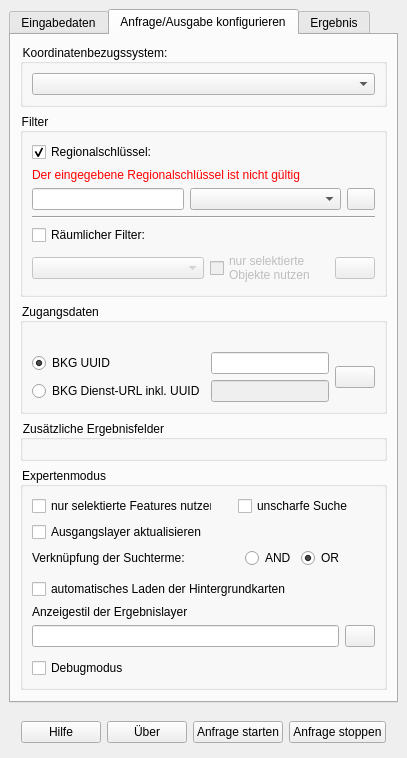
Above: interface/ui/main_dockwidget.ui from de-bkg/qgis-geocoder before the change. Below: the same form after it.
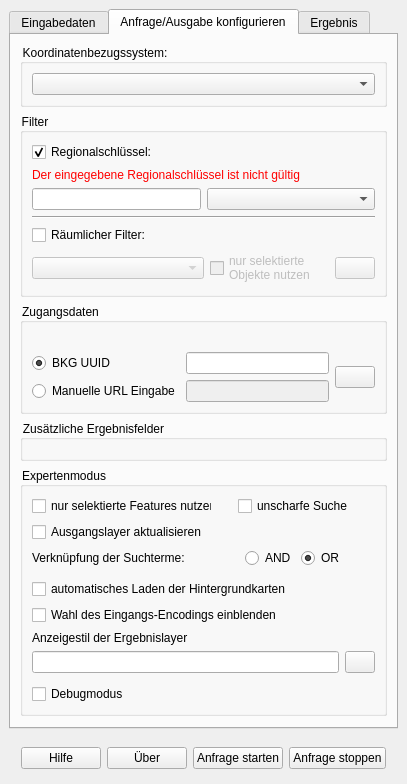
That is the form after the change. The open tabs and pages were chosen to show the change. Icons and pictures are not drawn. Custom widgets are drawn as their Qt base class.

Commit message: removed local help; link to online help; hide encoding by default, option to show it

Patch:
```diff
--- a/interface/ui/main_dockwidget.ui
+++ b/interface/ui/main_dockwidget.ui
@@ -7,7 +7,7 @@
     <x>0</x>
     <y>0</y>
     <width>370</width>
-    <height>590</height>
+    <height>441</height>
    </rect>
   </property>
   <property name="layoutDirection">
@@ -502,32 +502,6 @@
                </property>
               </widget>
              </item>
-             <item>
-              <widget class="QPushButton" name="rsinfo_button">
-               <property name="sizePolicy">
-                <sizepolicy hsizetype="Fixed" vsizetype="Fixed">
-                 <horstretch>0</horstretch>
-                 <verstretch>0</verstretch>
-                </sizepolicy>
-               </property>
-               <property name="maximumSize">
-                <size>
-                 <width>28</width>
-                 <height>24</height>
-                </size>
-               </property>
-               <property name="toolTip">
-                <string>&lt;html&gt;&lt;head/&gt;&lt;body&gt;&lt;p&gt;Präzise Informationen zur Suche mit Regionalschlüsseln.&lt;/p&gt;&lt;/body&gt;&lt;/html&gt;</string>
-               </property>
-               <property name="text">
-                <string/>
-               </property>
-               <property name="icon">
-                <iconset>
-                 <normaloff>icons/20190619_iconset_mob_wborders_help_1.png</normaloff>icons/20190619_iconset_mob_wborders_help_1.png</iconset>
-               </property>
-              </widget>
-             </item>
             </layout>
            </item>
            <item>
@@ -687,7 +661,7 @@
                   <string>&lt;p&gt;Zur Geokodierung mit dem Plugin BKGGeocoder benötigen sie einen gültigen Nutzer/-innen Identifikator (UUID).&lt;/p&gt;&lt;p&gt;Geben Sie hier die Dienst-URL inclusive der UUID an.&lt;/p&gt;</string>
                  </property>
                  <property name="text">
-                  <string>BKG Dienst-URL inkl. UUID</string>
+                  <string>Manuelle URL Eingabe</string>
                  </property>
                 </widget>
                </item>
@@ -741,6 +715,9 @@
         </item>
         <item>
          <widget class="QgsCollapsibleGroupBox" name="mGroupBox_2">
+          <property name="enabled">
+           <bool>true</bool>
+          </property>
           <property name="toolTip">
            <string>&lt;p&gt;Nehmen Sie hier erweiterte Einstellungen vor.&lt;/p&gt;</string>
           </property>
@@ -979,6 +956,31 @@
              </property>
             </widget>
            </item>
+           <item>
+            <widget class="QCheckBox" name="encoding_check">
+             <property name="sizePolicy">
+              <sizepolicy hsizetype="Minimum" vsizetype="Fixed">
+               <horstretch>0</horstretch>
+               <verstretch>0</verstretch>
+              </sizepolicy>
+             </property>
+             <property name="minimumSize">
+              <size>
+               <width>180</width>
+               <height>0</height>
+              </size>
+             </property>
+             <property name="toolTip">
+              <string>&lt;p&gt;Einblendung der Wahl des Encodings des Eingangslayers im Reiter Eingabedaten.&lt;/p&gt;</string>
+             </property>
+             <property name="layoutDirection">
+              <enum>Qt::LeftToRight</enum>
+             </property>
+             <property name="text">
+              <string>Wahl des Eingangs-Encodings einblenden</string>
+             </property>
+            </widget>
+           </item>
            <item>
             <widget class="QLabel" name="label_2">
              <property name="text">
```
Left out of the diff: 8 changed lines with no effect on the pictures. The commit also changes 13 other files.
